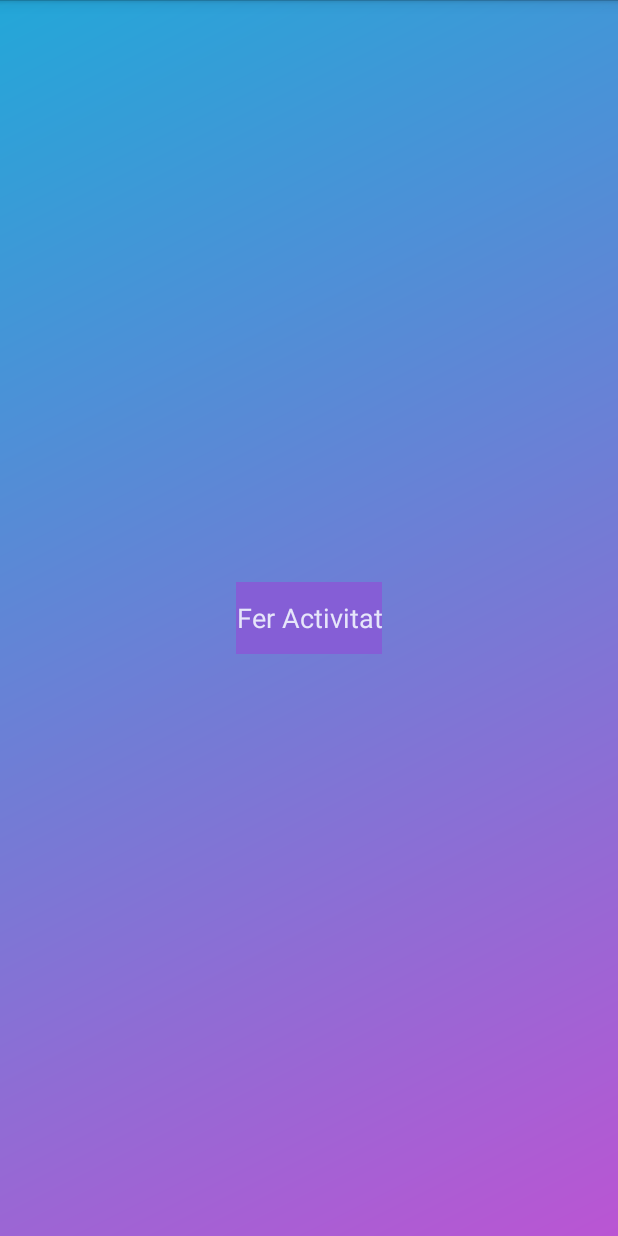
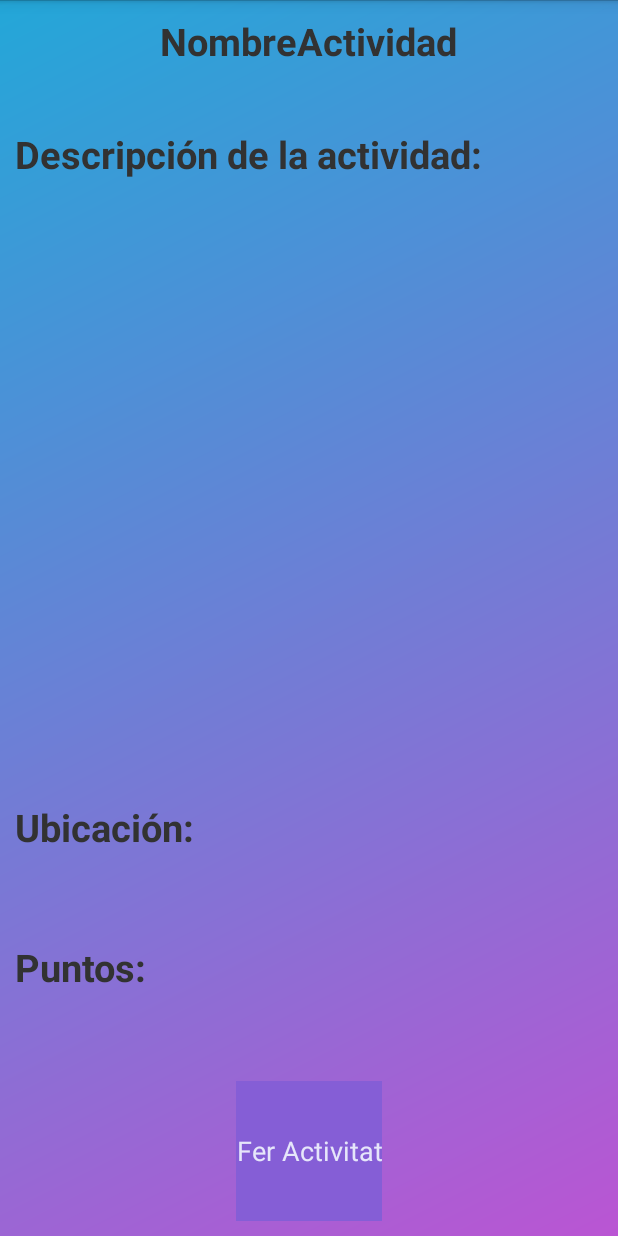
Before and after one commit to oloralibro/AndroidAPK, an Android app: the layout activitat.xml on its own in the app's theme, with its tools: preview values and no code run, on a phone screen of 412 x 824 dp. Run offline under Robolectric (Android 15) with nearby library versions, the light colour scheme and no system bars.

```diff
--- a/app/src/main/java/com/paugonzalezmarti/www/oloralibro/Perfil.java
+++ b/app/src/main/java/com/paugonzalezmarti/www/oloralibro/Perfil.java
@@ -30,7 +30,7 @@ public class Perfil extends Activity {
             for (int i=0; i < (user.getContrasenya().length() - 3); i++){
                 nice[i]='*';
             }
-            paswd = nice.toString();
+            paswd = String.valueOf(nice);
             contra.setText(paswd);
         }
 
--- a/app/src/main/res/layout/activitat.xml
+++ b/app/src/main/res/layout/activitat.xml
@@ -1,12 +1,91 @@
-<RelativeLayout android:layout_height="match_parent"
+<LinearLayout
+    android:layout_height="match_parent"
     android:layout_width="match_parent"
     android:background="@drawable/grd_bg"
     xmlns:android="http://schemas.android.com/apk/res/android"
-    android:gravity="center">
+    android:gravity="center"
+    android:orientation="vertical">
+
+    <TextView
+        android:id="@+id/tv_Actividad_Nombre"
+        android:layout_width="wrap_content"
+        android:layout_height="0dp"
+        android:layout_gravity="center"
+        android:layout_weight="0.3"
+        android:layout_margin="10dp"
+        android:text="NombreActividad"
+        android:textSize="25sp"
+        android:textStyle="bold"/>
+
+    <TextView
+        android:layout_width="wrap_content"
+        android:layout_height="0dp"
+        android:layout_gravity="left"
+        android:layout_margin="10dp"
+        android:layout_weight="0.3"
+        android:text="Descripción de la actividad:"
+        android:textSize="25sp"
+        android:textStyle="bold" />
+
+    <TextView
+        android:id="@+id/tv_Actividad_Descripcion"
+        android:layout_width="wrap_content"
+        android:layout_height="0dp"
+        android:layout_weight="2"
+        />
+
+    <LinearLayout
+        android:layout_height="0dp"
+        android:layout_width="wrap_content"
+        android:layout_weight="0.5"
+        android:orientation="horizontal"
+        android:layout_gravity="left">
+
+        <TextView
+            android:layout_width="wrap_content"
+            android:layout_height="wrap_content"
+            android:layout_margin="10dp"
+            android:text="Ubicación: "
+            android:textSize="25sp"
+            android:textStyle="bold"/>
+        <TextView
+            android:id="@+id/tv_Actividad_Ubicacion"
+            android:layout_width="wrap_content"
+            android:layout_height="wrap_content"
+            android:textSize="25sp"
+            />
+
+    </LinearLayout>
+
+    <LinearLayout
+        android:layout_height="0dp"
+        android:layout_width="wrap_content"
+        android:layout_weight="0.5"
+        android:orientation="horizontal"
+        android:layout_gravity="left">
+
+        <TextView
+            android:layout_width="wrap_content"
+            android:layout_height="wrap_content"
+            android:layout_margin="10dp"
+            android:text="Puntos: "
+            android:textSize="25sp"
+            android:textStyle="bold"/>
+        <TextView
+            android:id="@+id/tv_Actividad_Puntos"
+            android:layout_width="wrap_content"
+            android:layout_height="wrap_content"
+            android:textSize="25sp"
+            />
+
+    </LinearLayout>
+
 
     <Button
         android:layout_width="wrap_content"
-        android:layout_height="wrap_content"
+        android:layout_height="0dp"
+        android:layout_weight="0.5"
+        android:layout_margin="10dp"
         android:text="@string/fer_activitat"
         style="@style/botones"/>
-</RelativeLayout>
+</LinearLayout>
--- a/app/src/main/res/layout/buscador_activitats.xml
+++ b/app/src/main/res/layout/buscador_activitats.xml
@@ -19,6 +19,7 @@
         />
 
     <ListView
+        android:id="@+id/lv_buscador_Actividad"
         android:layout_width="match_parent"
         android:layout_height="match_parent"
         android:layout_below="@+id/btnBuscarActivitat"
--- a/app/src/main/res/layout/libreria.xml
+++ b/app/src/main/res/layout/libreria.xml
@@ -54,13 +54,13 @@
         style="@style/campo"
         />
 
-    <com.google.android.gms.maps.MapView
+    <!--<com.google.android.gms.maps.MapView
         android:id="@+id/mapLibreria"
         android:layout_width="match_parent"
         android:layout_height="150dp"
         android:layout_marginTop="30dp"
         android:layout_below="@+id/lvActividades"
         style="@style/campo"
-        />
+        />-->
 
 </RelativeLayout>
```
Also changed, not shown: app/src/main/AndroidManifest.xml (+11 -0 lines), app/src/main/java/com/paugonzalezmarti/www/oloralibro/ActivitatIndividual.java (+26 -0 lines), app/src/main/java/com/paugonzalezmarti/www/oloralibro/BuscadorActividad.java (+27 -4 lines), app/src/main/java/com/paugonzalezmarti/www/oloralibro/BuscadorLibreria.java (+12 -3 lines), app/src/main/res/layout/simple_listview_personalitzada.xml (added, +8 -0 lines).
